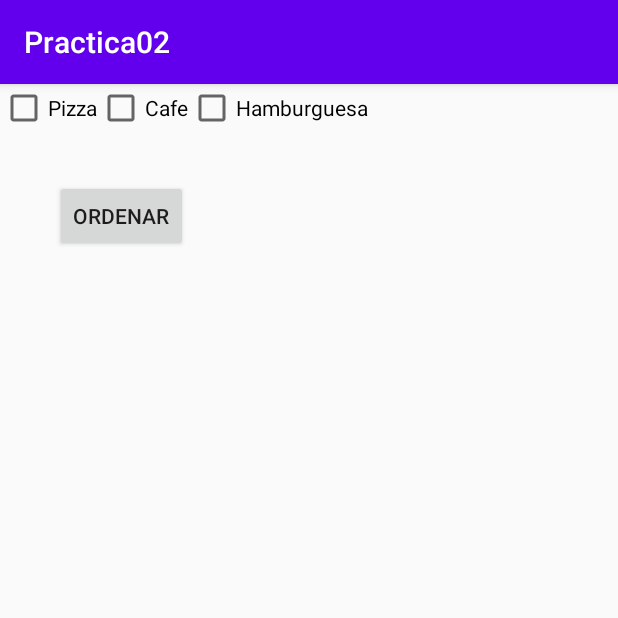
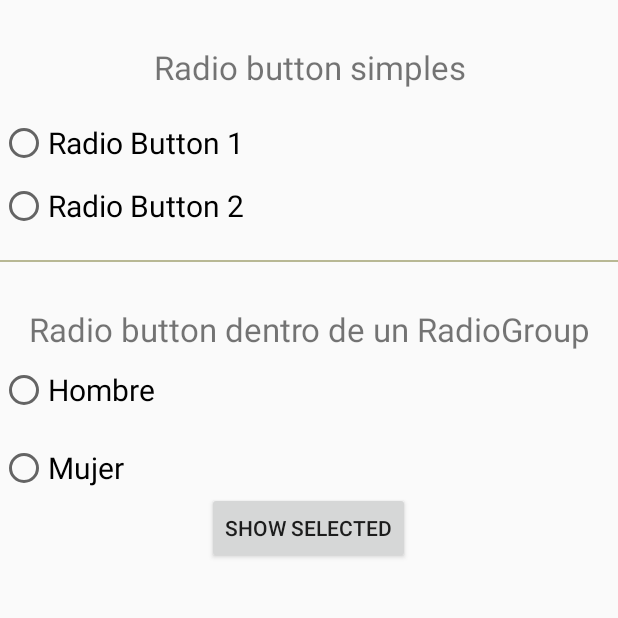
Before and after one commit to Guillermoo12/PDM2020, an Android app: the screen it shows after launch (MainActivity), on a phone screen of 412 x 824 dp, the top half of it. Run offline under Robolectric (Android 15) with nearby library versions, the phone set to English and light mode, and no system bars.

Commit message:
Practica 3

```diff
--- a/src/main/AndroidManifest.xml
+++ b/src/main/AndroidManifest.xml
@@ -1,6 +1,6 @@
 <?xml version="1.0" encoding="utf-8"?>
 <manifest xmlns:android="http://schemas.android.com/apk/res/android"
-    package="com.example.practica02">
+    package="com.example.practica03">
 
     <application
         android:allowBackup="true"
--- /dev/null
+++ b/src/main/java/com/example/practica03/MainActivity.java
@@ -0,0 +1,39 @@
+package com.example.practica03;
+
+import androidx.appcompat.app.AppCompatActivity;
+
+import android.os.Bundle;
+
+import android.app.Activity;
+import android.os.Bundle;
+import android.view.View;
+import android.widget.Button;
+import android.widget.RadioButton;
+import android.widget.RadioGroup;
+import android.widget.Toast;
+public class MainActivity extends Activity {
+    Button button;
+    RadioButton generoRadio;
+    RadioGroup radioGrupo;
+
+    @Override
+    protected void onCreate(Bundle savedInstanceState) {
+        super.onCreate(savedInstanceState);
+        setContentView(R.layout.activity_main);
+        radioGrupo=(RadioGroup)findViewById(R.id.radioGroup);
+    }
+
+    public void onclickbuttonMethod(View v){
+        int selectedId = radioGrupo.getCheckedRadioButtonId();
+        generoRadio = (RadioButton) findViewById(selectedId);
+        if(selectedId==-1){
+            Toast.makeText(MainActivity.this,"Nada seleccionado", Toast.LENGTH_SHORT).show();
+        }
+        else{
+
+
+            Toast.makeText(MainActivity.this,generoRadio.getText(),
+                    Toast.LENGTH_SHORT).show();
+        }
+    }
+}
--- a/src/main/res/layout/activity_main.xml
+++ b/src/main/res/layout/activity_main.xml
@@ -1,41 +1,77 @@
 <?xml version="1.0" encoding="utf-8"?>
-<RelativeLayout xmlns:android="http://schemas.android.com/apk/res/android"
-    xmlns:app="http://schemas.android.com/apk/res-auto"
+<LinearLayout
+    xmlns:android="http://schemas.android.com/apk/res/android"
     xmlns:tools="http://schemas.android.com/tools"
     android:layout_width="match_parent"
     android:layout_height="match_parent"
-    tools:context=".MainActivity">
+    android:orientation="vertical"
+    tools:context="MainActivity">
+    <TextView
+        android:id="@+id/textView1"
+        android:layout_width="fill_parent"
+        android:layout_height="wrap_content"
+        android:layout_marginTop="30dp"
+        android:gravity="center_horizontal"
+        android:textSize="22dp"
+        android:text="Radio button simples" />
+    <!-- Default RadioButtons -->
+    <RadioButton
+        android:id="@+id/radioButton1"
+        android:layout_width="fill_parent"
+        android:layout_height="wrap_content"
+        android:layout_gravity="center_horizontal"
+        android:text="Radio Button 1"
 
-<CheckBox
-    android:id="@+id/checkbox1"
-    android:layout_width="wrap_content"
-    android:layout_height="wrap_content"
-    android:layout_alignParentLeft="true"
-    android:layout_alignParentTop="true"
-    android:text="Pizza"/>
-
-    <CheckBox
-        android:id="@+id/checkbox2"
+    android:layout_marginTop="20dp"
+    android:textSize="20dp" />
+    <RadioButton
+        android:id="@+id/radioButton2"
+        android:layout_width="fill_parent"
+        android:layout_height="wrap_content"
+        android:text="Radio Button 2"
+        android:layout_marginTop="10dp"
+        android:textSize="20dp" />
+    <View
+        android:layout_width="fill_parent"
+        android:layout_height="1dp"
+        android:layout_marginTop="20dp"
+        android:background="#B8B894" />
+    <TextView
+        android:id="@+id/textView2"
+        android:layout_width="fill_parent"
+        android:layout_height="wrap_content"
+        android:layout_marginTop="30dp"
+        android:gravity="center_horizontal"
+        android:textSize="22dp"
+        android:text="Radio button dentro de un RadioGroup" />
+    <!-- Customized RadioButtons -->
+    <RadioGroup
         android:layout_width="wrap_content"
         android:layout_height="wrap_content"
-        android:layout_alignParentTop="true"
-        android:layout_toRightOf="@id/checkbox1"
-        android:text="Cafe"/>
+        android:id="@+id/radioGroup">
+        <RadioButton
+            android:id="@+id/radioH"
+            android:layout_width="fill_parent"
+            android:layout_height="wrap_content"
+            android:text="Hombre"
+            android:layout_marginTop= "10dp"
+            android:checked="false"
+            android:textSize="20dp" />
+        <RadioButton
+            android:id="@+id/radioM"
+            android:layout_width="fill_parent"
+            android:layout_height="wrap_content"
+            android:text="Mujer"
+            android:layout_marginTop= "20dp"
+            android:checked="false"
+            android:textSize="20dp" />
+    </RadioGroup>
 
-    <CheckBox
-        android:id="@+id/checkbox3"
+    <Button
         android:layout_width="wrap_content"
         android:layout_height="wrap_content"
-        android:layout_alignParentTop="true"
-        android:layout_toRightOf="@id/checkbox2"
-        android:text="Hamburguesa"/>
-    <Button
-        android:id="@+id/button1"
-        android:layout_width="wrap_content"
-        android:layout_height="wrap_content"
-        android:layout_marginTop="32dp"
-        android:layout_below="@id/checkbox2"
-        android:layout_toLeftOf="@id/checkbox3"
-        android:text="Ordenar"/>
-
-</RelativeLayout>
+        android:text="Show Selected"
+        android:id="@+id/button"
+        android:onClick="onclickbuttonMethod"
+        android:layout_gravity="center_horizontal" />
+</LinearLayout>
--- a/src/main/res/values/strings.xml
+++ b/src/main/res/values/strings.xml
@@ -1,3 +1,3 @@
 <resources>
-    <string name="app_name">Practica02</string>
+    <string name="app_name">Practica03</string>
 </resources>
```
Also changed, not shown: 2 other files.
